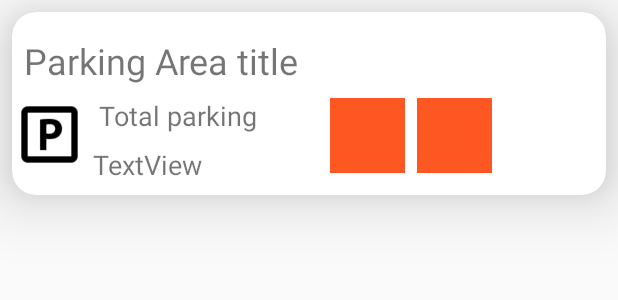
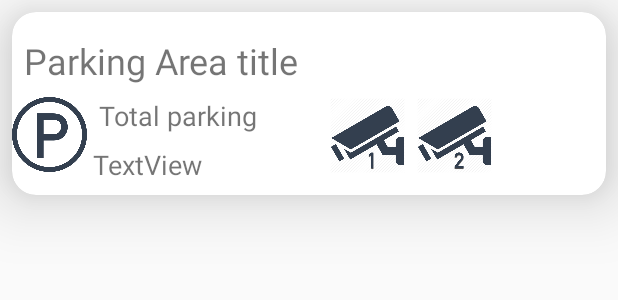
Before and after one commit to henriklarsson/Commuter-Parking-Android, an Android app: the layout parking_area_item.xml on its own in the app's theme, with its tools: preview values and no code run, on a phone screen of 412 x 824 dp. Shown: the top 300 px of the screen. Run offline under Robolectric (Android 15) with nearby library versions, the phone set to English and light mode, and no system bars.

Commit message:
Added new icons

```diff
--- a/app/src/main/res/layout/parking_area_item.xml
+++ b/app/src/main/res/layout/parking_area_item.xml
@@ -36,7 +36,7 @@
 
 				app:layout_constraintBottom_toBottomOf="parent"
 				app:layout_constraintVertical_bias="0.0"
-				app:srcCompat="@drawable/parking_icon_96"
+				app:srcCompat="@drawable/round_icon_gray_2"
 				app:layout_constraintStart_toStartOf="parent"
 				app:layout_constraintTop_toBottomOf="@+id/parking_area_item_textview_title"
 				app:layout_constraintEnd_toStartOf="@+id/parking_area_item_textview_number_of_parkings"
@@ -67,7 +67,8 @@
 
 				android:layout_width="50dp"
 				android:layout_height="50dp"
-				app:srcCompat="?attr/colorError"
+				app:srcCompat="@drawable/icon_camera_1"
+
 				android:id="@+id/parking_area_item_imageview_camera_one"
 				card_view:layout_constraintStart_toStartOf="@+id/guideline"
 				android:layout_marginStart="8dp" android:layout_marginTop="8dp"
@@ -76,7 +77,7 @@
 		<ImageView
 				android:layout_width="50dp"
 				android:layout_height="50dp"
-				app:srcCompat="?attr/colorError"
+				app:srcCompat="@drawable/icon_camera_2"
 				android:id="@+id/parking_area_item_imageview_camera_two"
 				android:layout_marginStart="8dp"
 				card_view:layout_constraintStart_toEndOf="@+id/parking_area_item_imageview_camera_one" android:layout_marginTop="8dp"
```
Also changed, not shown: app/src/main/res/drawable/icon_camera_1.png (added), app/src/main/res/drawable/icon_camera_2.png (added), app/src/main/res/drawable/icon_round_gray.png (added), app/src/main/res/drawable/icon_round_parking.png (added), app/src/main/res/drawable/icon_round_smart_parking.png (added), app/src/main/res/drawable/round_icon_gray_2.png (added), app/src/main/res/drawable/smart_parking_icon_96.png (added).
